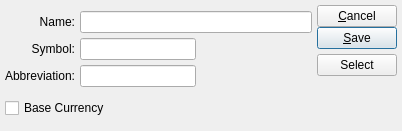
This is xtuple/trunk/guiclient/currency.ui in WooodHead/xtuple as Qt 5 draws it before an edit. The edited form follows.
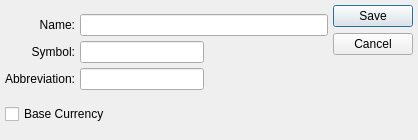
This is the edited form.

What changed in the file:
```diff
--- a/xtuple/trunk/guiclient/currency.ui
+++ b/xtuple/trunk/guiclient/currency.ui
@@ -9,13 +9,13 @@
 to be bound by its terms.</comment>
  <exportmacro></exportmacro>
  <class>currency</class>
- <widget class="QDialog" name="currency" >
-  <property name="geometry" >
+ <widget class="QDialog" name="currency">
+  <property name="geometry">
    <rect>
     <x>0</x>
     <y>0</y>
-    <width>402</width>
-    <height>131</height>
+    <width>418</width>
+    <height>140</height>
    </rect>
   </property>
   <property name="minimumSize" >
@@ -27,32 +27,20 @@
   <property name="windowTitle" >
    <string>Currency</string>
   </property>
-  <layout class="QHBoxLayout" >
-   <property name="margin" >
-    <number>5</number>
-   </property>
-   <property name="spacing" >
-    <number>5</number>
-   </property>
-   <item>
-    <layout class="QVBoxLayout" >
-     <property name="margin" >
-      <number>0</number>
-     </property>
-     <property name="spacing" >
+  <layout class="QGridLayout" name="gridLayout">
+   <item row="0" column="0">
+    <layout class="QVBoxLayout">
+     <property name="spacing">
       <number>5</number>
      </property>
      <item>
-      <layout class="QGridLayout" >
-       <property name="margin" >
-        <number>0</number>
-       </property>
-       <property name="spacing" >
+      <layout class="QGridLayout">
+       <property name="spacing">
         <number>5</number>
        </property>
-       <item row="0" column="0" >
-        <widget class="QLabel" name="_currNameLiteral" >
-         <property name="text" >
+       <item row="0" column="0">
+        <widget class="QLabel" name="_currNameLiteral">
+         <property name="text">
           <string>Name:</string>
          </property>
          <property name="alignment" >
@@ -60,24 +48,21 @@
          </property>
         </widget>
        </item>
-       <item row="0" column="1" >
-        <widget class="QLineEdit" name="_currName" >
-         <property name="text" >
+       <item row="0" column="1">
+        <widget class="QLineEdit" name="_currName">
+         <property name="text">
           <string/>
          </property>
         </widget>
        </item>
-       <item row="2" column="1" >
-        <layout class="QHBoxLayout" >
-         <property name="margin" >
-          <number>0</number>
-         </property>
-         <property name="spacing" >
+       <item row="2" column="1">
+        <layout class="QHBoxLayout">
+         <property name="spacing">
           <number>5</number>
          </property>
          <item>
-          <widget class="QLineEdit" name="_currAbbr" >
-           <property name="text" >
+          <widget class="QLineEdit" name="_currAbbr">
+           <property name="text">
             <string/>
            </property>
           </widget>
@@ -100,17 +85,14 @@
          </item>
         </layout>
        </item>
-       <item row="1" column="1" >
-        <layout class="QHBoxLayout" >
-         <property name="margin" >
-          <number>0</number>
-         </property>
-         <property name="spacing" >
+       <item row="1" column="1">
+        <layout class="QHBoxLayout">
+         <property name="spacing">
           <number>5</number>
          </property>
          <item>
-          <widget class="QLineEdit" name="_currSymbol" >
-           <property name="text" >
+          <widget class="QLineEdit" name="_currSymbol">
+           <property name="text">
             <string/>
            </property>
           </widget>
@@ -133,9 +115,9 @@
          </item>
         </layout>
        </item>
-       <item row="1" column="0" >
-        <widget class="QLabel" name="_currSymbolLiteral" >
-         <property name="text" >
+       <item row="1" column="0">
+        <widget class="QLabel" name="_currSymbolLiteral">
+         <property name="text">
           <string>Symbol:</string>
          </property>
          <property name="alignment" >
@@ -143,9 +125,9 @@
          </property>
         </widget>
        </item>
-       <item row="2" column="0" >
-        <widget class="QLabel" name="_currAbbrLiteral" >
-         <property name="text" >
+       <item row="2" column="0">
+        <widget class="QLabel" name="_currAbbrLiteral">
+         <property name="text">
           <string>Abbreviation:</string>
          </property>
          <property name="alignment" >
@@ -156,16 +138,13 @@
       </layout>
      </item>
      <item>
-      <layout class="QHBoxLayout" >
-       <property name="margin" >
-        <number>0</number>
-       </property>
-       <property name="spacing" >
+      <layout class="QHBoxLayout">
+       <property name="spacing">
         <number>5</number>
        </property>
        <item>
-        <widget class="QCheckBox" name="_currBase" >
-         <property name="text" >
+        <widget class="QCheckBox" name="_currBase">
+         <property name="text">
           <string>Base Currency</string>
          </property>
         </widget>
@@ -190,72 +169,19 @@
      </item>
     </layout>
    </item>
-   <item>
-    <layout class="QVBoxLayout" >
-     <property name="margin" >
-      <number>0</number>
+   <item row="0" column="1">
+    <widget class="QDialogButtonBox" name="_buttonBox">
+     <property name="orientation">
+      <enum>Qt::Vertical</enum>
      </property>
-     <property name="spacing" >
-      <number>5</number>
+     <property name="standardButtons">
+      <set>QDialogButtonBox::Cancel|QDialogButtonBox::Save</set>
      </property>
-     <item>
-      <layout class="QVBoxLayout" >
-       <property name="margin" >
-        <number>0</number>
-       </property>
-       <property name="spacing" >
-        <number>0</number>
-       </property>
-       <item>
-        <widget class="QPushButton" name="_close" >
-         <property name="text" >
-          <string>&amp;Cancel</string>
-         </property>
-        </widget>
-       </item>
-       <item>
-        <widget class="QPushButton" name="_save" >
-         <property name="text" >
-          <string>&amp;Save</string>
-         </property>
-         <property name="autoDefault" >
-          <bool>true</bool>
-         </property>
-         <property name="default" >
-          <bool>true</bool>
-         </property>
-        </widget>
-       </item>
-      </layout>
-     </item>
-     <item>
-      <widget class="QPushButton" name="_select" >
-       <property name="text" >
-        <string>Select</string>
-       </property>
-      </widget>
-     </item>
-     <item>
-      <spacer>
-       <property name="orientation" >
-        <enum>Qt::Vertical</enum>
-       </property>
-       <property name="sizeType" >
-        <enum>QSizePolicy::Expanding</enum>
-       </property>
-       <property name="sizeHint" >
-        <size>
-         <width>20</width>
-         <height>21</height>
-        </size>
-       </property>
-      </spacer>
-     </item>
-    </layout>
+    </widget>
    </item>
   </layout>
  </widget>
- <layoutdefault spacing="5" margin="5" />
+ <layoutdefault spacing="5" margin="5"/>
  <pixmapfunction>qPixmapFromMimeSource</pixmapfunction>
  <tabstops>
   <tabstop>_currName</tabstop>
```
Left out of the diff: 37 changed lines with no effect on the pictures.
